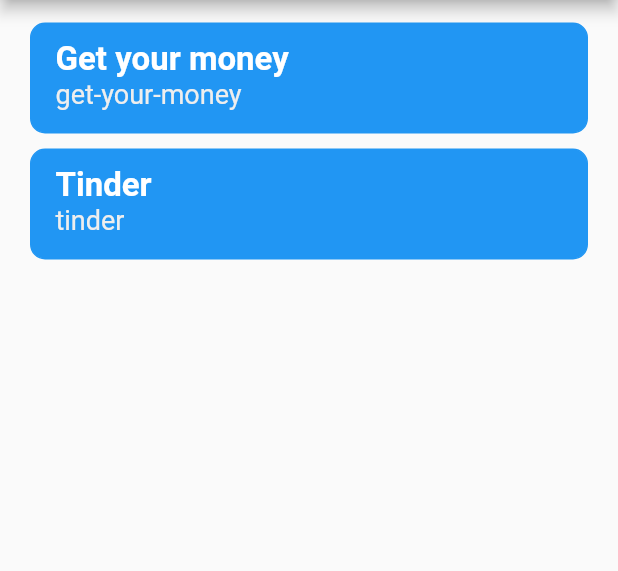
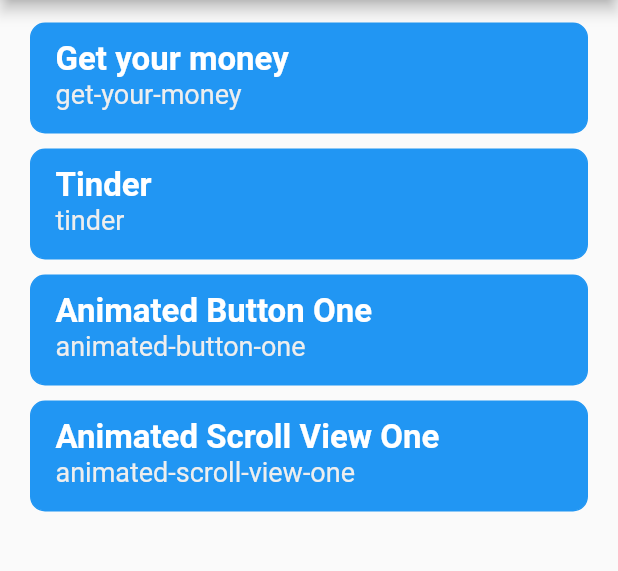
Before and after one commit to ViniDB27/masterclass, a Flutter app: the screen it shows after launch, on a phone screen of 412 x 824 dp, the part 84-655 px from its top. Run offline on Flutter 3.47's test engine with Material 2 defaults, Android fonts, the phone set to English and light mode, and no system bars.

Commit message:
dasafios 2 parte 1 feito

```diff
--- a/lib/app.dart
+++ b/lib/app.dart
@@ -2,6 +2,8 @@ import 'package:flutter/material.dart';
 
 import 'routes/app_routes.dart';
 
+import 'pages/animatedScrollViewOne/animated_scroll_view_one_page.dart';
+import 'pages/animatedButtonOne/animated_button_one_page.dart';
 import 'pages/money/get_your_money_page.dart';
 import 'pages/tinder/tinder_page.dart';
 import 'pages/home/home_page.dart';
@@ -20,7 +22,9 @@ class App extends StatelessWidget {
       routes: {
         AppRoutes.home: (ctx) => HomePage(),
         AppRoutes.getMyMoney: (ctx) => GetYourMoneyPage(),
-        AppRoutes.tinder: (ctx) => TinderPage(),
+        AppRoutes.tinder: (ctx) => const TinderPage(),
+        AppRoutes.animatedButtonOne: (ctx) => const AnimatedButtonOnePage(),
+        AppRoutes.animatedScrollViewOne: (ctx) => const AnimatedScrollViewOne(),
       },
       debugShowCheckedModeBanner: false,
     );
--- a/lib/models/challenges.dart
+++ b/lib/models/challenges.dart
@@ -13,5 +13,15 @@ class Challenges {
           name: 'Tinder',
           route: AppRoutes.tinder,
         ),
+        Challenge(
+          id: 'animated-button-one',
+          name: 'Animated Button One',
+          route: AppRoutes.animatedButtonOne,
+        ),
+        Challenge(
+          id: 'animated-scroll-view-one',
+          name: 'Animated Scroll View One',
+          route: AppRoutes.animatedScrollViewOne,
+        ),
       ];
 }
--- a/lib/pages/home/home_page.dart
+++ b/lib/pages/home/home_page.dart
@@ -18,7 +18,7 @@ class HomePage extends StatelessWidget {
         child: ListView.builder(
           itemCount: _challenges.length,
           itemBuilder: (_, index) => InkWell(
-            onTap: () => Navigator.of(context).pushReplacementNamed(
+            onTap: () => Navigator.of(context).pushNamed(
               _challenges[index].route,
             ),
             child: Container(
--- a/lib/pages/money/get_your_money_page.dart
+++ b/lib/pages/money/get_your_money_page.dart
@@ -63,7 +63,7 @@ class GetYourMoneyPage extends StatelessWidget {
               text: 'Sign Up with Email ID',
               color: const Color(0xFF5e5ce5),
               onTap: () =>
-                  Navigator.of(context).pushReplacementNamed(AppRoutes.home),
+                  Navigator.of(context).pop(),
             ),
             const SizedBox(height: 20),
             SingnInButton(
@@ -72,7 +72,7 @@ class GetYourMoneyPage extends StatelessWidget {
               image: AppImages.googleLogo,
               textColor: Colors.black,
               onTap: () =>
-                  Navigator.of(context).pushReplacementNamed(AppRoutes.home),
+                  Navigator.of(context).pop(),
             ),
             const SizedBox(height: 50),
             Text.rich(
--- a/lib/routes/app_routes.dart
+++ b/lib/routes/app_routes.dart
@@ -2,4 +2,7 @@ class AppRoutes {
   static const home = "/";
   static const getMyMoney = "/get-my-money";
   static const tinder = "/tinder";
+
+  static const animatedButtonOne = "/animated-button-one";
+  static const animatedScrollViewOne = "/animated-scroll-view-one";
 }
```
Also changed, not shown: lib/pages/animatedButtonOne/animated_button_one_page.dart (added, +45 -0 lines), lib/pages/animatedScrollViewOne/animated_scroll_view_one_page.dart (added, +30 -0 lines), lib/pages/animatedScrollViewOne/components/animated_expesion_custom.dart (added, +64 -0 lines), lib/pages/tinder/tinder_page.dart (+4 -5 lines).
